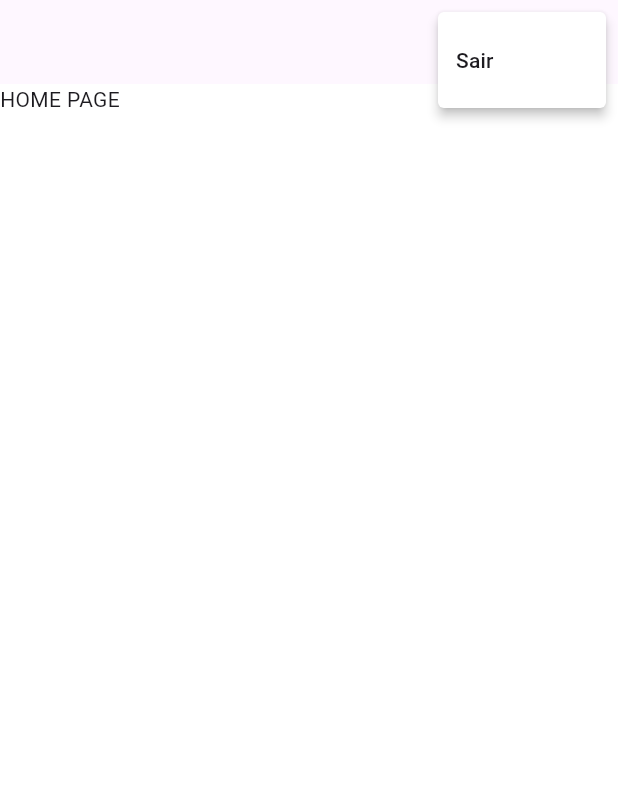
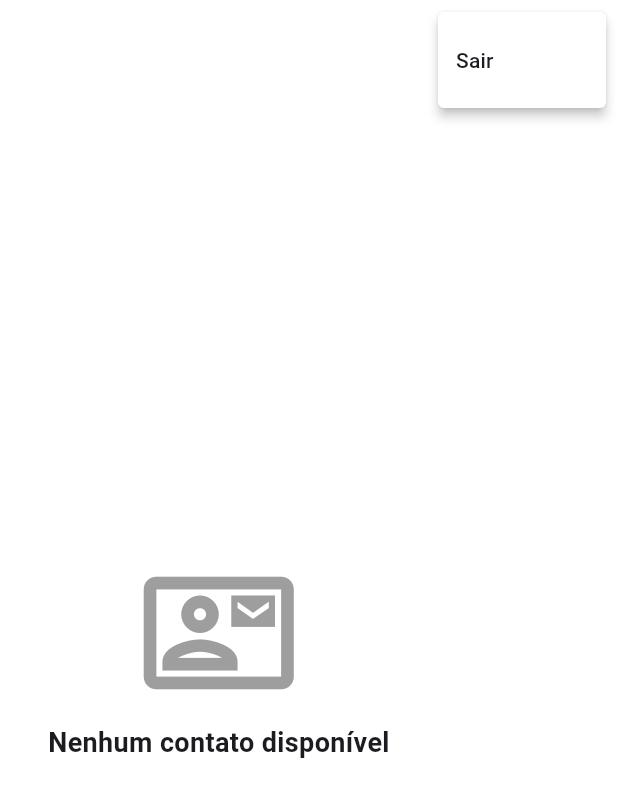
Before and after one commit to caiodantasmormito/ProFind, a Flutter app: the HomePage screen opened by its route, after a tap on the "menu" icon, on a phone screen of 412 x 824 dp. Shown: the top 797 px of the screen. Run offline on Flutter 3.47's test engine with Material 3 defaults, Android fonts, the phone set to English and light mode, and no system bars; our stand-ins replace bloc, cloud_firestore, dio, equatable, firebase_auth, firebase_core and 4 more; missing offline and left inert: cpf_cnpj_validator; accounts and stored records are empty; Roboto replaces fonts that are missing (Manrope).

Commit message:
feat: home page

```diff
--- a/lib/app_widget.dart
+++ b/lib/app_widget.dart
@@ -8,6 +8,7 @@ import 'package:profind/features/address/core/get_address_provider.dart';
 import 'package:profind/features/login/core/authenticate_provider.dart';
 import 'package:profind/features/messages/core/messages_provider.dart';
 import 'package:profind/features/registration/core/registration_provider.dart';
+import 'package:profind/features/service_providers/core/service_providers_provider.dart';
 import 'package:provider/provider.dart';
 import 'package:shared_preferences/shared_preferences.dart';
 
@@ -33,7 +34,8 @@ class AppWidget extends StatelessWidget {
           ...LoginInject.providers,
           ...RegistrationInject.providers,
           ...MessagesInject.providers,
-          ...AddressInject.providers
+          ...AddressInject.providers,
+          ...ServiceProvidersInject.providers,
         ],
         child: MaterialApp.router(
           title: 'ProFind',
--- a/lib/config/routes/routes.dart
+++ b/lib/config/routes/routes.dart
@@ -1,8 +1,8 @@
 import 'package:go_router/go_router.dart';
-import 'package:profind/features/home/core/home_routes.dart';
 import 'package:profind/features/login/core/authenticate_routes.dart';
 import 'package:profind/features/login/presentation/pages/login_page.dart';
 import 'package:profind/features/registration/core/registration_routes.dart';
+import 'package:profind/features/service_providers/core/service_providers_routes.dart';
 import 'package:shared_preferences/shared_preferences.dart';
 
 GoRouter router(SharedPreferences preferences) {
@@ -10,8 +10,9 @@ GoRouter router(SharedPreferences preferences) {
     initialLocation: LoginPage.routeName,
     routes: [
       ...AuthenticateRoutes.routes,
-      ...HomeRoutes.routes,
+      // ...HomeRoutes.routes,
       ...RegistrationRoutes.routes,
+      ...ServiceProvidersRoutes.routes
     ],
   );
 }
--- a/lib/features/home/core/home_routes.dart
+++ b/lib/features/home/core/home_routes.dart
@@ -1,7 +1,7 @@
 import 'package:go_router/go_router.dart';
 import 'package:profind/features/home/presentation/pages/home_page.dart';
 
-sealed class HomeRoutes {
+/*sealed class HomeRoutes {
   static final List<RouteBase> routes = [
     GoRoute(
         path: HomePage.routeName,
@@ -9,4 +9,4 @@ sealed class HomeRoutes {
           return HomePage();
         }),
   ];
-}
+}*/
--- a/lib/features/home/presentation/pages/home_page.dart
+++ b/lib/features/home/presentation/pages/home_page.dart
@@ -1,7 +1,9 @@
 import 'package:firebase_auth/firebase_auth.dart';
 import 'package:flutter/material.dart';
+import 'package:flutter_bloc/flutter_bloc.dart';
 import 'package:go_router/go_router.dart';
 import 'package:profind/features/login/presentation/pages/login_page.dart';
+import 'package:profind/features/service_providers/presentation/bloc/get_service_providers_bloc.dart';
 
 class HomePage extends StatefulWidget {
   const HomePage({super.key});
@@ -12,10 +14,30 @@ class HomePage extends StatefulWidget {
 }
 
 class _HomePageState extends State<HomePage> {
+  late final TextEditingController _searchController;
+  late final FocusNode _searchFocus;
+  final String _searchText = '';
+
+  @override
+  void initState() {
+    super.initState();
+    _searchController = TextEditingController();
+    _searchFocus = FocusNode();
+    context.read<GetServiceProvidersBloc>().add(GetServiceProviders());
+  }
+
+  @override
+  void dispose() {
+    _searchController.dispose();
+    _searchFocus.dispose();
+    super.dispose();
+  }
+
   @override
   Widget build(BuildContext context) {
     return Scaffold(
       appBar: AppBar(
+        backgroundColor: Colors.white,
         actions: [
           PopupMenuButton<int>(
             color: Colors.white,
@@ -35,7 +57,104 @@ class _HomePageState extends State<HomePage> {
           ),
         ],
       ),
-      body: SafeArea(child: Text('HOME PAGE')),
+      body: BlocConsumer<GetServiceProvidersBloc, GetServiceProvidersState>(
+        listener: (context, state) {
+          if (state is GetServiceProvidersError && state.message != null) {
+            ScaffoldMessenger.of(context).showSnackBar(
+              SnackBar(
+                content: Text(state.message!),
+                backgroundColor: Colors.red,
+              ),
+            );
+          }
+        },
+        builder: (context, state) {
+          if (state is GetServiceProvidersLoading) {
+            return const Center(
+              child: CircularProgressIndicator(),
+            );
+          }
+          if (state is GetServiceProvidersSuccess) {
+            final filteredContacts = state.data.where((serviceProvider) {
+              return serviceProvider.name.toLowerCase().contains(_searchText) ||
+                  serviceProvider.cpf.contains(_searchText);
+            }).toList();
+
+            if (filteredContacts.isNotEmpty) {
+              return ListView.builder(
+                itemCount: filteredContacts.length,
+                itemBuilder: (context, index) {
+                  final serviceProvider = filteredContacts[index];
+                  return InkWell(
+                    onTap: () {},
+                    child: Card(
+                      elevation: 3,
+                      color: Colors.white,
+                      margin: EdgeInsets.symmetric(
+                          horizontal: 16,
+                          vertical: MediaQuery.of(context).size.height * 0.002),
+                      child: ListTile(
+                        leading: CircleAvatar(
+                          backgroundColor: Colors.white,
+                          child: Icon(
+                            Icons.person,
+                            color: Colors.black,
+                          ),
+                        ),
+                        title: Text(
+                          serviceProvider.name,
+                          style: TextStyle(
+                              color: Colors.black, fontWeight: FontWeight.bold),
+                        ),
+                        subtitle: Column(
+                          spacing: 4,
+                          crossAxisAlignment: CrossAxisAlignment.start,
+                          children: [
+                            Text(
+                              'Profissão: ${serviceProvider.service}',
+                              style: TextStyle(
+                                  fontWeight: FontWeight.bold,
+                                  color: Colors.black),
+                            ),
+                            Text(
+                                '${serviceProvider.city}/${serviceProvider.uf}'),
+                            Text('Tel: ${serviceProvider.phone}'),
+                          ],
+                        ),
+                      ),
+                    ),
+                  );
+                },
+              );
+            }
+
+            return Padding(
+              padding: const EdgeInsets.symmetric(horizontal: 32.0),
+              child: Column(
+                spacing: 10,
+                mainAxisAlignment: MainAxisAlignment.center,
+                children: [
+                  const Spacer(flex: 1),
+                  const Icon(
+                    Icons.contact_mail_outlined,
+                    size: 100,
+                    color: Colors.grey,
+                  ),
+                  const Text(
+                    'Nenhum contato disponível',
+                    style: TextStyle(
+                      fontSize: 18,
+                      fontWeight: FontWeight.bold,
+                    ),
+                  ),
+                  const Spacer(),
+                ],
+              ),
+            );
+          }
+          return SafeArea(child: Text('HOME PAGE'));
+        },
+      ),
     );
   }
 }
--- a/lib/features/login/data/datasources/authenticate_datasource.dart
+++ b/lib/features/login/data/datasources/authenticate_datasource.dart
@@ -1,5 +1,4 @@
 import 'package:firebase_auth/firebase_auth.dart';
-import 'package:flutter/material.dart';
 
 abstract interface class AuthenticationDataSource {
   Future<User?> authenticate({required String email, required String password});
--- a/lib/features/registration/data/datasource/registration_datasource_impl.dart
+++ b/lib/features/registration/data/datasource/registration_datasource_impl.dart
@@ -40,6 +40,7 @@ final class RegistrationDataSourceImpl implements RegistrationDataSource {
         'id': userId,
         'name': userModel.name,
         'surname': userModel.surname,
+        'phone': userModel.phone,
         'cpf': userModel.cpf,
         'email': userModel.email,
         'city': userModel.city,
--- /dev/null
+++ b/lib/features/service_providers/core/service_providers_provider.dart
@@ -0,0 +1,23 @@
+import 'package:profind/features/service_providers/data/datasources/service_providers_datasource.dart';
+import 'package:profind/features/service_providers/data/datasources/service_providers_datasource_impl.dart';
+import 'package:profind/features/service_providers/data/repositories/service_providers_repository_impl.dart';
+import 'package:profind/features/service_providers/domain/repositories/service_providers_repository.dart';
+import 'package:profind/features/service_providers/domain/usecases/get_service_providers_usecase.dart';
+import 'package:provider/provider.dart';
+
+sealed class ServiceProvidersInject {
+  static final List<Provider> providers = [
+    Provider<ServiceProvidersDatasource>(
+      create: (context) => ServiceProvidersDatasourceImpl(),
+    ),
+    Provider<ServiceProvidersRepository>(
+      create: (context) => ServiceProvidersRepositoryImpl(
+          dataSource: context.read<ServiceProvidersDatasource>()),
+    ),
+    Provider<GetServiceProvidersUsecase>(
+      create: (context) => GetServiceProvidersUsecase(
+        repository: context.read<ServiceProvidersRepository>(),
+      ),
+    ),
+  ];
+}
--- /dev/null
+++ b/lib/features/service_providers/core/service_providers_routes.dart
@@ -0,0 +1,23 @@
+import 'package:flutter_bloc/flutter_bloc.dart';
+import 'package:go_router/go_router.dart';
+import 'package:profind/features/home/presentation/pages/home_page.dart';
+import 'package:profind/features/service_providers/domain/usecases/get_service_providers_usecase.dart';
+import 'package:profind/features/service_providers/presentation/bloc/get_service_providers_bloc.dart';
+
+sealed class ServiceProvidersRoutes {
+  static final List<RouteBase> routes = [
+    GoRoute(
+      path: HomePage.routeName,
+      builder: (context, state) => MultiBlocProvider(
+        providers: [
+          BlocProvider<GetServiceProvidersBloc>(
+            create: (context) => GetServiceProvidersBloc(
+              useCase: context.read<GetServiceProvidersUsecase>(),
+            ),
+          ),
+        ],
+        child: const HomePage(),
+      ),
+    ),
+  ];
+}
--- /dev/null
+++ b/lib/features/service_providers/data/datasources/service_providers_datasource.dart
@@ -0,0 +1,5 @@
+import 'package:profind/features/service_providers/data/models/service_provider_model.dart';
+
+abstract interface class ServiceProvidersDatasource {
+  Future<List<ServiceProviderModel>> getServiceProviders();
+}
--- /dev/null
+++ b/lib/features/service_providers/data/datasources/service_providers_datasource_impl.dart
@@ -0,0 +1,34 @@
+import 'package:cloud_firestore/cloud_firestore.dart';
+import 'package:profind/features/service_providers/data/datasources/service_providers_datasource.dart';
+import 'package:profind/features/service_providers/data/models/service_provider_model.dart';
+
+final class ServiceProvidersDatasourceImpl implements ServiceProvidersDatasource {
+  final FirebaseFirestore _firestore;
+
+  ServiceProvidersDatasourceImpl({FirebaseFirestore? firestore})
+      : _firestore = firestore ?? FirebaseFirestore.instance;
+
+  @override
+  Future<List<ServiceProviderModel>> getServiceProviders() async {
+    try {
+      final querySnapshot = await _firestore
+          .collection('service_providers')
+          .where('userType', isEqualTo: 'service_provider')
+
+          .get();
+
+      return querySnapshot.docs.map((doc) {
+        return ServiceProviderModel.fromJson({
+          'id': doc.id,
+          ...doc.data(),
+        });
+      }).toList();
+    } on FirebaseException catch (e) {
+      throw Exception('Erro ao buscar prestadores: ${e.message}');
+    } catch (e) {
+      throw Exception('Falha inesperada: $e');
+    }
+  }
+
+
+}
--- /dev/null
+++ b/lib/features/service_providers/data/exceptions/exceptions.dart
@@ -0,0 +1,4 @@
+class GetServiceProvidersException implements Exception {
+  const GetServiceProvidersException({this.message});
+  final String? message;
+}
--- a/lib/features/registration/data/models/service_provider_model.dart
+++ b/lib/features/service_providers/data/models/service_provider_model.dart
@@ -1,9 +1,10 @@
 import 'package:cloud_firestore/cloud_firestore.dart';
-import 'package:profind/features/registration/domain/entities/service_provider_entity.dart';
+import 'package:profind/features/service_providers/domain/entities/service_provider_entity.dart';
 
 final class ServiceProviderModel extends ServiceProviderEntity {
   const ServiceProviderModel({
     required super.id,
+    required super.phone,
     required super.name,
     required super.surname,
     required super.cpf,
@@ -15,7 +16,8 @@ final class ServiceProviderModel extends ServiceProviderEntity {
   });
   factory ServiceProviderModel.fromJson(Map<String, dynamic> map) {
     return ServiceProviderModel(
-      id: map['id']?.toInt() ?? 0,
+      phone: map['phone'] ?? '',
+      id: map['id'] ?? '',
       name: map['name'] ?? '',
       surname: map['surname'] ?? '',
       cpf: map['cpf'] ?? '',
--- /dev/null
+++ b/lib/features/service_providers/data/repositories/service_providers_repository_impl.dart
@@ -0,0 +1,23 @@
+import 'package:profind/core/domain/failure/failure.dart';
+import 'package:profind/features/service_providers/data/datasources/service_providers_datasource.dart';
+import 'package:profind/features/service_providers/data/exceptions/exceptions.dart';
+import 'package:profind/features/service_providers/domain/entities/service_provider_entity.dart';
+import 'package:profind/features/service_providers/domain/failures/failures.dart';
+import 'package:profind/features/service_providers/domain/repositories/service_providers_repository.dart';
+
+final class ServiceProvidersRepositoryImpl
+    implements ServiceProvidersRepository {
+  final ServiceProvidersDatasource dataSource;
+
+  ServiceProvidersRepositoryImpl({required this.dataSource});
+
+  @override
+  Future<(Failure?, List<ServiceProviderEntity>?)> getServiceProviders() async {
+    try {
+      final result = await dataSource.getServiceProviders();
+      return (null, result);
+    } on GetServiceProvidersException catch (error) {
+      return (GetServiceProvidersFailure(message: error.message), null);
+    }
+  }
+}
--- a/lib/features/registration/domain/entities/service_provider_entity.dart
+++ b/lib/features/service_providers/domain/entities/service_provider_entity.dart
@@ -1,5 +1,5 @@
 import 'package:equatable/equatable.dart';
-import 'package:profind/features/registration/data/models/service_provider_model.dart';
+import 'package:profind/features/service_providers/data/models/service_provider_model.dart';
 
 base class ServiceProviderEntity extends Equatable {
   final String? id;
@@ -12,10 +12,11 @@ base class ServiceProviderEntity extends Equatable {
   final String uf;
   final String cep;
   final String service;
-
+  final String phone;
 
   const ServiceProviderEntity(
       {this.id,
+      required this.phone,
       required this.name,
       required this.surname,
       required this.email,
@@ -27,10 +28,11 @@ base class ServiceProviderEntity extends Equatable {
 
   @override
   List<Object?> get props =>
-      [id, name, email, cpf, surname, city, uf, cep, service];
+      [id, name, email, cpf, surname, city, uf, cep, service, phone];
 
   ServiceProviderEntity copyWith({
     String? id,
+    String? phone,
     String? name,
     String? surname,
     String? email,
@@ -42,6 +44,7 @@ base class ServiceProviderEntity extends Equatable {
   }) {
     return ServiceProviderEntity(
       id: id ?? this.id,
+      phone: phone ?? this.phone,
       name: name ?? this.name,
       surname: surname ?? this.surname,
       email: email ?? this.email,
@@ -63,5 +66,6 @@ base class ServiceProviderEntity extends Equatable {
         uf: uf,
         cep: cep,
         service: service,
+        phone: phone,
       );
 }
--- /dev/null
+++ b/lib/features/service_providers/domain/failures/failures.dart
@@ -0,0 +1,5 @@
+import 'package:profind/core/domain/failure/failure.dart';
+
+final class GetServiceProvidersFailure extends Failure {
+  const GetServiceProvidersFailure({super.message});
+}
--- /dev/null
+++ b/lib/features/service_providers/domain/repositories/service_providers_repository.dart
@@ -0,0 +1,6 @@
+import 'package:profind/core/domain/failure/failure.dart';
+import 'package:profind/features/service_providers/domain/entities/service_provider_entity.dart';
+
+abstract interface class ServiceProvidersRepository {
+  Future<(Failure?, List<ServiceProviderEntity>?)> getServiceProviders();
+}
--- /dev/null
+++ b/lib/features/service_providers/domain/usecases/get_service_providers_usecase.dart
@@ -0,0 +1,15 @@
+import 'package:profind/core/domain/failure/failure.dart';
+import 'package:profind/core/domain/usecase/usecase.dart';
+import 'package:profind/features/service_providers/domain/entities/service_provider_entity.dart';
+import 'package:profind/features/service_providers/domain/repositories/service_providers_repository.dart';
+
+class GetServiceProvidersUsecase
+    implements UseCase<List<ServiceProviderEntity>, NoParams> {
+  final ServiceProvidersRepository _repository;
+  GetServiceProvidersUsecase({required ServiceProvidersRepository repository})
+      : _repository = repository;
+
+  @override
+  Future<(Failure?, List<ServiceProviderEntity>?)> call(NoParams params) =>
+      _repository.getServiceProviders();
+}
--- /dev/null
+++ b/lib/features/service_providers/presentation/bloc/get_service_providers_bloc.dart
@@ -0,0 +1,27 @@
+import 'package:equatable/equatable.dart';
+import 'package:flutter_bloc/flutter_bloc.dart';
+import 'package:profind/core/domain/usecase/usecase.dart';
+import 'package:profind/features/service_providers/domain/entities/service_provider_entity.dart';
+import 'package:profind/features/service_providers/domain/usecases/get_service_providers_usecase.dart';
+
+
+part 'get_service_providers_event.dart';
+part 'get_service_providers_state.dart';
+
+class GetServiceProvidersBloc extends Bloc<GetServiceProvidersEvent, GetServiceProvidersState> {
+  final GetServiceProvidersUsecase useCase;
+  GetServiceProvidersBloc({required this.useCase}) : super(GetServiceProvidersInitial()) {
+    on<GetServiceProviders>((event, emit) async {
+      emit(GetServiceProvidersLoading());
+      final (failure, result) = await useCase(NoParams());
+
+      if (failure == null) {
+        emit(GetServiceProvidersSuccess(data: result!));
+      } else {
+        emit(GetServiceProvidersError(message: failure.message));
+      }
+    });
+
+  }
+
+}
--- /dev/null
+++ b/lib/features/service_providers/presentation/bloc/get_service_providers_event.dart
@@ -0,0 +1,12 @@
+part of 'get_service_providers_bloc.dart';
+
+sealed class GetServiceProvidersEvent extends Equatable {
+  const GetServiceProvidersEvent();
+}
+
+final class GetServiceProviders extends GetServiceProvidersEvent {
+  const GetServiceProviders();
+
+  @override
+  List<Object?> get props => [];
+}
--- /dev/null
+++ b/lib/features/service_providers/presentation/bloc/get_service_providers_state.dart
@@ -0,0 +1,25 @@
+part of 'get_service_providers_bloc.dart';
+
+sealed class GetServiceProvidersState extends Equatable {
+  const GetServiceProvidersState();
+
+  @override
+  List<Object?> get props => [];
+}
+
+class GetServiceProvidersInitial extends GetServiceProvidersState {}
+
+final class GetServiceProvidersLoading extends GetServiceProvidersState {}
+
+final class GetServiceProvidersError extends GetServiceProvidersState {
+  final String? message;
+
+  const GetServiceProvidersError({required this.message});
+}
+
+final class GetServiceProvidersSuccess extends GetServiceProvidersState {
+  const GetServiceProvidersSuccess({required this.data});
+  final List<ServiceProviderEntity> data;
+  @override
+  List<Object> get props => [data];
+}
```
